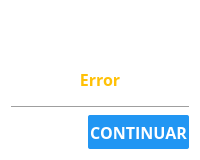
Qt form interface/qt/ui/warningPopUp.ui (usbceic/ceic-sv) before a commit.
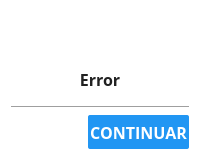
The same form after that commit. Icons and pictures are not drawn.

Patch:
```diff
--- a/interface/qt/ui/warningPopUp.ui
+++ b/interface/qt/ui/warningPopUp.ui
@@ -53,7 +53,7 @@
 
 /*Configuración del titulo del dialog*/
 #dtitle0 {
-   color: #FFC107;  
+   color: #212121;  
    font-family: Open Sans;
    font-size: 12pt;
    font-style: bold;
```
